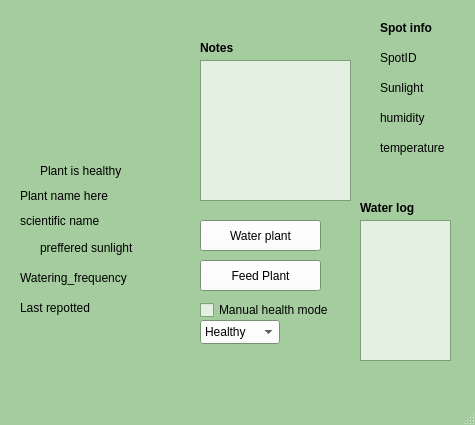
First picture: the form in project/ui/plant_view.ui, repository denzelxav/Plantfolio, before the edit.
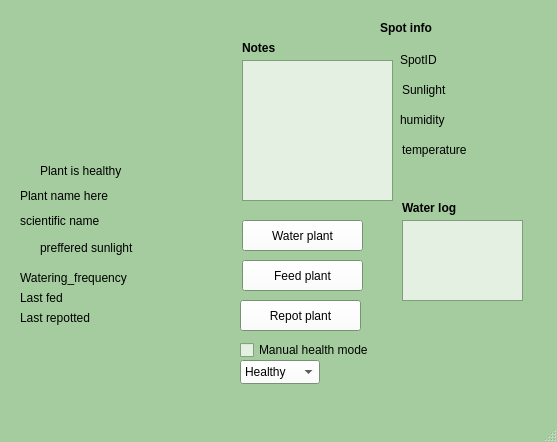
Second picture: the form after the edit. Icons and pictures are not drawn.

Commit message: PlantViewWindow is now fully functional

```diff
--- a/project/ui/plant_view.ui
+++ b/project/ui/plant_view.ui
@@ -6,20 +6,20 @@
    <rect>
     <x>0</x>
     <y>0</y>
-    <width>475</width>
-    <height>425</height>
+    <width>557</width>
+    <height>442</height>
    </rect>
   </property>
   <property name="minimumSize">
    <size>
-    <width>475</width>
-    <height>425</height>
+    <width>531</width>
+    <height>0</height>
    </size>
   </property>
   <property name="maximumSize">
    <size>
-    <width>475</width>
-    <height>425</height>
+    <width>5310</width>
+    <height>4010</height>
    </size>
   </property>
   <property name="palette">
@@ -250,7 +250,7 @@
    <widget class="QPushButton" name="water_plant">
     <property name="geometry">
      <rect>
-      <x>200</x>
+      <x>242</x>
       <y>220</y>
       <width>121</width>
       <height>31</height>
@@ -273,14 +273,14 @@
    <widget class="QPushButton" name="feed_plant">
     <property name="geometry">
      <rect>
-      <x>200</x>
+      <x>242</x>
       <y>260</y>
       <width>121</width>
       <height>31</height>
      </rect>
     </property>
     <property name="text">
-     <string>Feed Plant</string>
+     <string>Feed plant</string>
     </property>
     <property name="icon">
      <iconset>
@@ -298,7 +298,7 @@
      <rect>
       <x>40</x>
       <y>160</y>
-      <width>101</width>
+      <width>151</width>
       <height>21</height>
      </rect>
     </property>
@@ -311,10 +311,16 @@
      <rect>
       <x>20</x>
       <y>180</y>
-      <width>111</width>
+      <width>221</width>
       <height>31</height>
      </rect>
     </property>
+    <property name="minimumSize">
+     <size>
+      <width>221</width>
+      <height>31</height>
+     </size>
+    </property>
     <property name="text">
      <string>Plant name here</string>
     </property>
@@ -343,7 +349,7 @@
      <rect>
       <x>40</x>
       <y>240</y>
-      <width>161</width>
+      <width>201</width>
       <height>16</height>
      </rect>
     </property>
@@ -375,7 +381,7 @@
      <rect>
       <x>20</x>
       <y>210</y>
-      <width>111</width>
+      <width>221</width>
       <height>21</height>
      </rect>
     </property>
@@ -388,7 +394,7 @@
      <rect>
       <x>20</x>
       <y>270</y>
-      <width>111</width>
+      <width>221</width>
       <height>16</height>
      </rect>
     </property>
@@ -396,23 +402,23 @@
      <string>Watering_frequency</string>
     </property>
    </widget>
-   <widget class="QLabel" name="last_repotted">
+   <widget class="QLabel" name="last_nutrition">
     <property name="geometry">
      <rect>
       <x>20</x>
-      <y>300</y>
-      <width>111</width>
+      <y>290</y>
+      <width>211</width>
       <height>16</height>
      </rect>
     </property>
     <property name="text">
-     <string>Last repotted</string>
+     <string>Last fed</string>
     </property>
    </widget>
    <widget class="QTextEdit" name="note_text">
     <property name="geometry">
      <rect>
-      <x>200</x>
+      <x>242</x>
       <y>60</y>
       <width>151</width>
       <height>141</height>
@@ -432,7 +438,7 @@
    <widget class="QLabel" name="notes_header">
     <property name="geometry">
      <rect>
-      <x>200</x>
+      <x>242</x>
       <y>40</y>
       <width>49</width>
       <height>16</height>
@@ -450,8 +456,8 @@
    <widget class="QCheckBox" name="manual_health">
     <property name="geometry">
      <rect>
-      <x>200</x>
-      <y>300</y>
+      <x>240</x>
+      <y>340</y>
       <width>131</width>
       <height>20</height>
      </rect>
@@ -481,10 +487,10 @@
    <widget class="QLabel" name="spot_id">
     <property name="geometry">
      <rect>
-      <x>380</x>
+      <x>400</x>
       <y>50</y>
-      <width>49</width>
-      <height>16</height>
+      <width>111</width>
+      <height>20</height>
      </rect>
     </property>
     <property name="text">
@@ -494,10 +500,10 @@
    <widget class="QLabel" name="spot_sunlight">
     <property name="geometry">
      <rect>
-      <x>380</x>
+      <x>402</x>
       <y>80</y>
-      <width>71</width>
-      <height>16</height>
+      <width>111</width>
+      <height>20</height>
      </rect>
     </property>
     <property name="text">
@@ -507,10 +513,10 @@
    <widget class="QLabel" name="humidity">
     <property name="geometry">
      <rect>
-      <x>380</x>
+      <x>400</x>
       <y>110</y>
-      <width>49</width>
-      <height>16</height>
+      <width>101</width>
+      <height>20</height>
      </rect>
     </property>
     <property name="text">
@@ -520,10 +526,10 @@
    <widget class="QLabel" name="temperature">
     <property name="geometry">
      <rect>
-      <x>380</x>
+      <x>402</x>
       <y>140</y>
-      <width>71</width>
-      <height>16</height>
+      <width>111</width>
+      <height>20</height>
      </rect>
     </property>
     <property name="text">
@@ -533,7 +539,7 @@
    <widget class="QLabel" name="water_log_header">
     <property name="geometry">
      <rect>
-      <x>360</x>
+      <x>402</x>
       <y>200</y>
       <width>61</width>
       <height>16</height>
@@ -551,18 +557,18 @@
    <widget class="QListWidget" name="water_log_list">
     <property name="geometry">
      <rect>
-      <x>360</x>
+      <x>402</x>
       <y>220</y>
-      <width>91</width>
-      <height>141</height>
+      <width>121</width>
+      <height>81</height>
      </rect>
     </property>
    </widget>
    <widget class="QComboBox" name="health_setter">
     <property name="geometry">
      <rect>
-      <x>200</x>
-      <y>320</y>
+      <x>240</x>
+      <y>360</y>
       <width>80</width>
       <height>24</height>
      </rect>
@@ -588,6 +594,36 @@
      </property>
     </item>
    </widget>
+   <widget class="QLabel" name="last_repotted">
+    <property name="geometry">
+     <rect>
+      <x>20</x>
+      <y>310</y>
+      <width>211</width>
+      <height>16</height>
+     </rect>
+    </property>
+    <property name="text">
+     <string>Last repotted</string>
+    </property>
+   </widget>
+   <widget class="QPushButton" name="repot_plant">
+    <property name="geometry">
+     <rect>
+      <x>240</x>
+      <y>300</y>
+      <width>121</width>
+      <height>31</height>
+     </rect>
+    </property>
+    <property name="text">
+     <string>Repot plant</string>
+    </property>
+    <property name="icon">
+     <iconset>
+      <normaloff>../art/empty_pot.png</normaloff>../art/empty_pot.png</iconset>
+    </property>
+   </widget>
   </widget>
   <widget class="QMenuBar" name="menubar">
    <property name="geometry">
```
Left out of the diff: 4 changed lines with no effect on the pictures. The commit also changes 2 other files.
